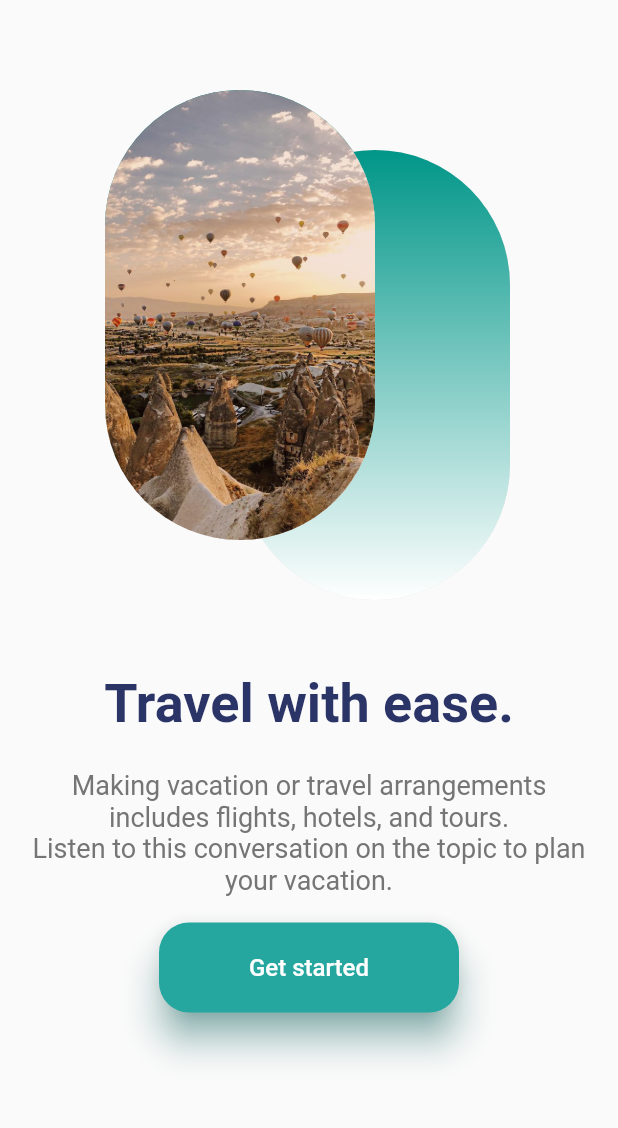
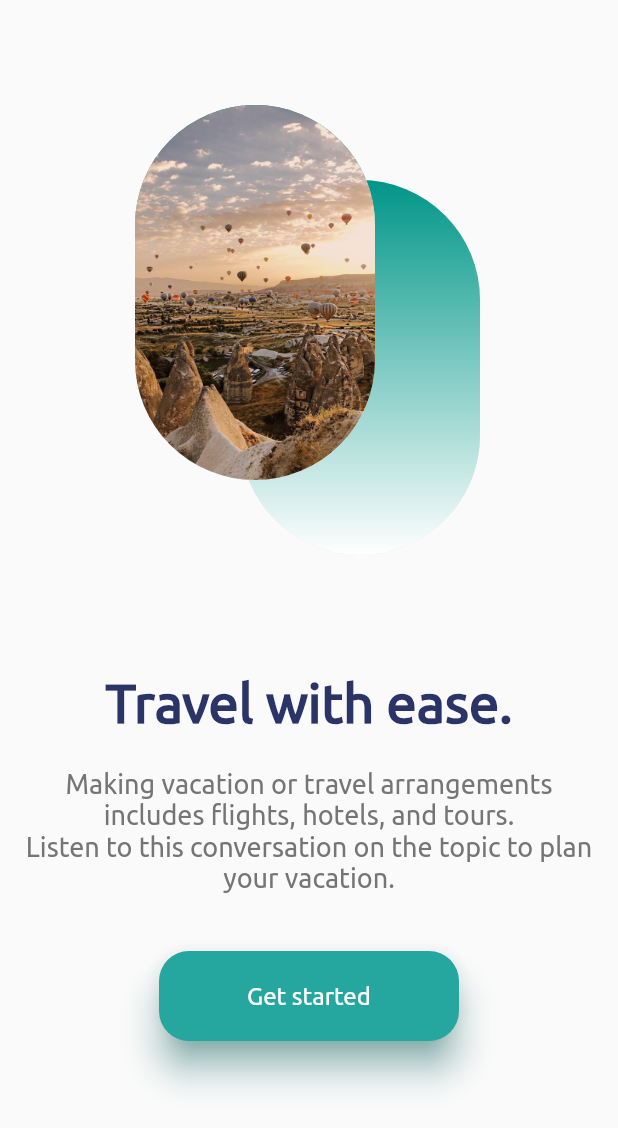
Before and after one commit to YomnaOthmann/Booking-App-Design, a Flutter app: the screen it shows after launch, on a phone screen of 412 x 824 dp. Shown: the top 1128 px of the screen. Run offline on Flutter 3.47's test engine with Material 2 defaults, Android fonts, the light colour scheme and no system bars; Roboto replaces fonts that are missing (Ubunto).

Commit message:
init commit

```diff
--- a/lib/constants/colors.dart
+++ b/lib/constants/colors.dart
@@ -11,4 +11,5 @@ class AppColors {
   );
 
   static const Color kOnBoardingButtonColor = Color(0xff25A79F);
+  static const Color kHeadTitleColor = Color(0xff2B3467);
 }
--- a/lib/main.dart
+++ b/lib/main.dart
@@ -16,7 +16,7 @@ class BookingApp extends StatelessWidget {
       home: const OnBoardingScreen(),
       debugShowCheckedModeBanner: false,
       theme: ThemeData(
-        fontFamily: "Ubunto",
+        fontFamily: "Ubuntu",
       ),
       routes: {
         "Home Screen": (context) => const HomeScreen(),
--- a/lib/view/screens/onboarding_screen.dart
+++ b/lib/view/screens/onboarding_screen.dart
@@ -22,15 +22,15 @@ class OnBoardingScreen extends StatelessWidget {
               child: Stack(
                 children: const [
                   Positioned(
-                    top: 60,
+                    top: 80,
                     left: 120,
                     child: CustomImage(
                         //image: "assets/images/waterfall.jpeg",
                         ),
                   ),
                   Positioned(
-                    top: 20,
-                    left: 30,
+                    top: 30,
+                    left: 50,
                     child: CustomImage(
                       image: "assets/images/balloons.jpeg",
                     ),
@@ -44,7 +44,7 @@ class OnBoardingScreen extends StatelessWidget {
             const Text(
               "Travel with ease.",
               style: TextStyle(
-                color: Color(0xff2B3467),
+                color: AppColors.kHeadTitleColor,
                 fontWeight: FontWeight.bold,
                 fontSize: 36,
               ),
@@ -62,7 +62,7 @@ class OnBoardingScreen extends StatelessWidget {
             ),
             // ignore: prefer_const_constructors
             SizedBox(
-              height: 10,
+              height: 30,
             ),
             CustomButton(
               onPressed: () {
--- a/lib/view/widgets/custom_image_container.dart
+++ b/lib/view/widgets/custom_image_container.dart
@@ -12,8 +12,8 @@ class CustomImage extends StatelessWidget {
       child: ClipRRect(
         borderRadius: const BorderRadius.all(Radius.circular(120)),
         child: Container(
-          height: 300,
-          width: 180,
+          height: 250,
+          width: 160,
           color: Colors.grey[300],
           child: Container(
             decoration: BoxDecoration(
```
Also changed, not shown: lib/view/screens/home_screen.dart (+46 -5 lines).
